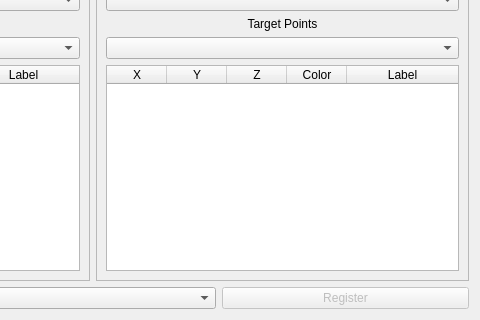
The window that rtUI/landmarkRegistration.ui (pengwg/vurtigo) describes before a commit, drawn with Qt 5; both pictures show x 294 to 774 and y 186 to 506 of the 774 by 506 pixel window.
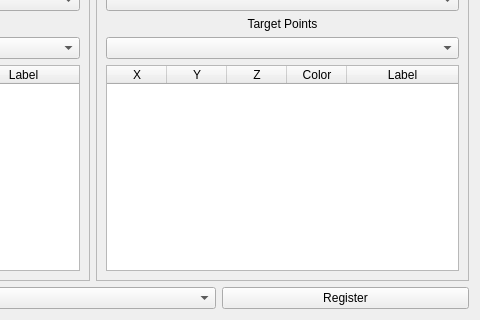
The same window after the commit.

```diff
--- a/rtUI/landmarkRegistration.ui
+++ b/rtUI/landmarkRegistration.ui
@@ -394,7 +394,7 @@
      <item>
       <widget class="QPushButton" name="registerButton">
        <property name="enabled">
-        <bool>false</bool>
+        <bool>true</bool>
        </property>
        <property name="toolTip">
         <string>Press to begin landmark Registration of Source to Target</string>
```
